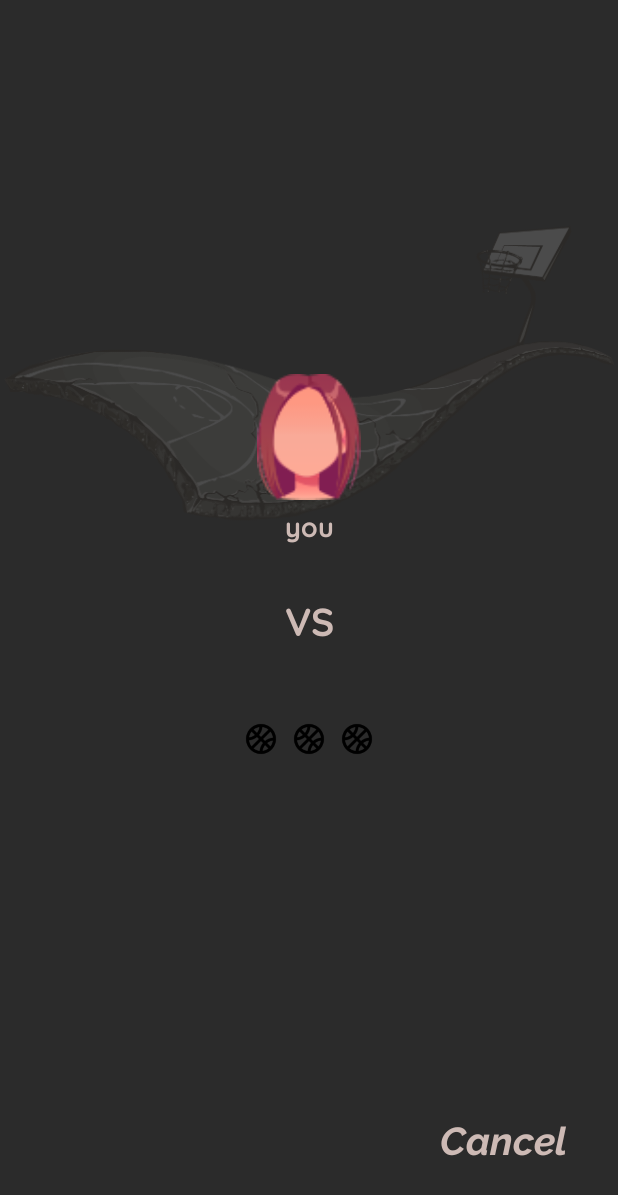
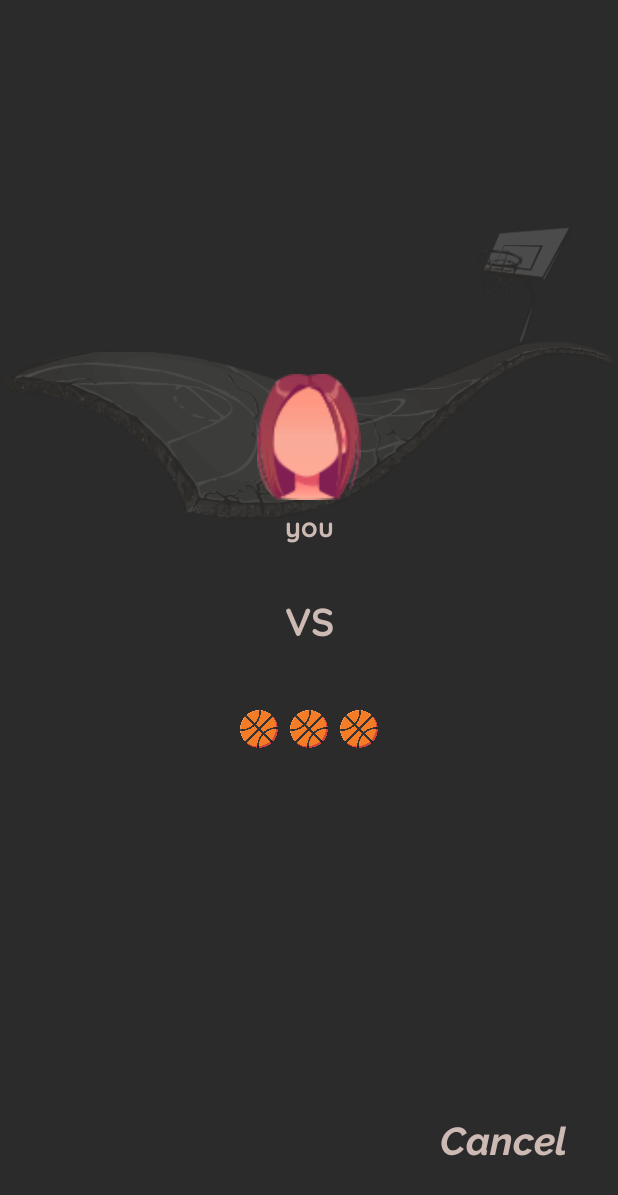
Before and after one commit to PoohAlireza/NBA_Quiz, an Android app: the WaitingActivity screen opened directly, with no data from a screen before it, on a phone screen of 412 x 824 dp. Shown: the top 1195 px of the screen. Run offline under Robolectric (Android 15) with nearby library versions, the phone set to English and light mode, and no system bars; our stand-ins replace Dagger/Hilt's generated code.

Commit message:
add some questions & create waiting frag

```diff
--- a/app/src/main/java/com/some_package/nbaquiz/firebase/FirebaseService.kt
+++ b/app/src/main/java/com/some_package/nbaquiz/firebase/FirebaseService.kt
@@ -1,6 +1,7 @@
 package com.some_package.nbaquiz.firebase
 
 import android.content.Context
+import com.some_package.nbaquiz.model.Question
 import com.some_package.nbaquiz.model.User
 import com.some_package.nbaquiz.util.DataState
 import kotlinx.coroutines.flow.Flow
@@ -12,5 +13,8 @@ interface FirebaseService {
     suspend fun getRanks():Flow<DataState<List<User>>>
     suspend fun editProfile(avatar:Int? , team:Int?):Flow<DataState<String>>
     suspend fun searchUser(username:String):Flow<DataState<List<User>>>
+    suspend fun getQuestionsFromFireStore():Flow<DataState<List<Question>>>
+    suspend fun addQuestionsToRooms(collectionId:String , questionsList:List<Question>):Flow<DataState<String>>
+    suspend fun getQuestionsFromRooms(collectionId: String):Flow<DataState<List<Question>>>
 
 }
--- a/app/src/main/java/com/some_package/nbaquiz/ui/main/FindRivalFragment.kt
+++ b/app/src/main/java/com/some_package/nbaquiz/ui/main/FindRivalFragment.kt
@@ -11,6 +11,7 @@ import androidx.core.view.WindowInsetsCompat
 import androidx.fragment.app.Fragment
 import androidx.fragment.app.activityViewModels
 import androidx.lifecycle.Observer
+import androidx.navigation.Navigation
 import androidx.recyclerview.widget.LinearLayoutManager
 import androidx.recyclerview.widget.RecyclerView
 import com.some_package.nbaquiz.R
@@ -52,7 +53,7 @@ class FindRivalFragment : Fragment(R.layout.fragment_find_rival) {
 
     private fun setupFindButton() {
         findBTN.setOnClickListener {
-
+            Navigation.findNavController(findBTN).navigate(R.id.action_findRivalFragment_to_waitingFragment)
         }
     }
 
--- a/app/src/main/java/com/some_package/nbaquiz/ui/match/WaitingActivity.kt
+++ b/app/src/main/java/com/some_package/nbaquiz/ui/match/WaitingActivity.kt
@@ -7,6 +7,6 @@ import com.some_package.nbaquiz.R
 class WaitingActivity : AppCompatActivity() {
     override fun onCreate(savedInstanceState: Bundle?) {
         super.onCreate(savedInstanceState)
-        setContentView(R.layout.activity_waiting)
+        setContentView(R.layout.fragment_waiting)
     }
 }
--- a/app/src/main/res/layout/activity_waiting.xml
+++ b/app/src/main/res/layout/fragment_waiting.xml
@@ -96,43 +96,16 @@
             android:visibility="gone"
             />
 
-        <LinearLayout
-            android:id="@+id/ll_progress_waiting_fragment"
-            android:layout_width="wrap_content"
-            android:layout_height="wrap_content"
+        <com.some_package.nbaquiz.custom_view.CustomLoading
+            android:layout_width="100dp"
+            android:layout_height="40dp"
             app:layout_constraintLeft_toLeftOf="parent"
-            app:layout_constraintRight_toRightOf="parent"
             app:layout_constraintTop_toTopOf="parent"
             app:layout_constraintBottom_toBottomOf="parent"
-            android:paddingVertical="16dp"
-            android:orientation="horizontal"
-            android:gravity="center"
+            app:layout_constraintRight_toRightOf="parent"
+            android:id="@+id/progress_waiting_fragment"
             android:visibility="visible"
-            >
-
-            <ImageView
-                android:id="@+id/iv_ball1_waiting"
-                android:layout_width="24dp"
-                android:layout_height="24dp"
-                android:src="@drawable/ic_ball"
-                android:layout_marginHorizontal="4dp"
-                />
-            <ImageView
-                android:id="@+id/iv_ball2_waiting"
-                android:layout_width="24dp"
-                android:layout_height="24dp"
-                android:src="@drawable/ic_ball"
-                android:layout_marginHorizontal="4dp"
-                />
-            <ImageView
-                android:id="@+id/iv_ball3_waiting"
-                android:layout_width="24dp"
-                android:layout_height="24dp"
-                android:src="@drawable/ic_ball"
-                android:layout_marginHorizontal="4dp"
-                />
-
-        </LinearLayout>
+            />
 
     </androidx.constraintlayout.widget.ConstraintLayout>
 
```
Also changed, not shown: app/src/main/java/com/some_package/nbaquiz/repository/FirebaseRepository.kt (+63 -0 lines), app/src/main/java/com/some_package/nbaquiz/ui/main/WaitingFragment.kt (added, +52 -0 lines), app/src/main/java/com/some_package/nbaquiz/util/StaticHolder.kt (+45 -0 lines), app/src/main/res/navigation/nav_main.xml (+13 -0 lines).
